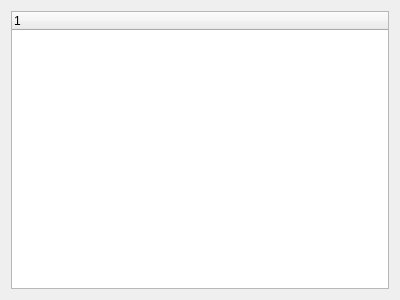
Qt form gui/ui/DataSource/DataSourceWidget.ui (SciQLop/SciQLop) before a commit.
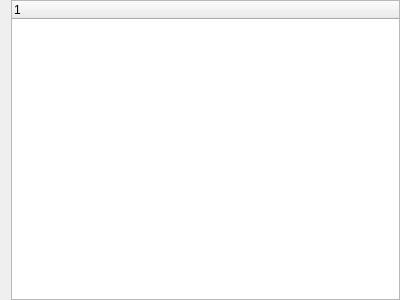
The same form after that commit.

Commit message: Add button on the SidePane widgets to open left or right inspectors

Diff of the .ui file:
```diff
--- a/gui/ui/DataSource/DataSourceWidget.ui
+++ b/gui/ui/DataSource/DataSourceWidget.ui
@@ -14,8 +14,26 @@
    <string>Data sources</string>
   </property>
   <layout class="QGridLayout" name="gridLayout">
+   <property name="topMargin">
+    <number>0</number>
+   </property>
+   <property name="rightMargin">
+    <number>0</number>
+   </property>
+   <property name="bottomMargin">
+    <number>0</number>
+   </property>
+   <property name="spacing">
+    <number>0</number>
+   </property>
    <item row="0" column="0">
-    <widget class="QTreeWidget" name="treeWidget"/>
+    <widget class="QTreeWidget" name="treeWidget">
+     <column>
+      <property name="text">
+       <string notr="true">1</string>
+      </property>
+     </column>
+    </widget>
    </item>
   </layout>
  </widget>
```
The commit also changes 8 other files.
